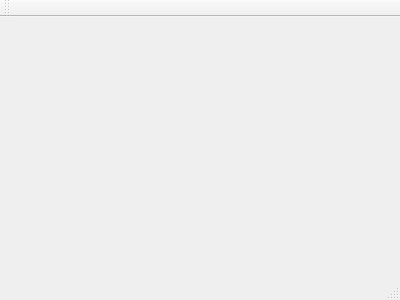
First picture: the form in app/src/cmainwindow.ui, repository VioletGiraffe/FasterThanSight, before the edit.
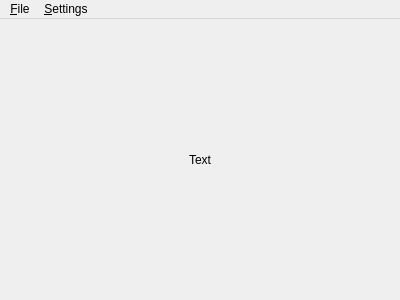
Second picture: the form after the edit.

```diff
--- a/app/src/cmainwindow.ui
+++ b/app/src/cmainwindow.ui
@@ -12,13 +12,65 @@
   <property name="windowTitle" >
    <string>CMainWindow</string>
   </property>
-  <widget class="QMenuBar" name="menuBar" />
-  <widget class="QToolBar" name="mainToolBar" />
-  <widget class="QWidget" name="centralWidget" />
-  <widget class="QStatusBar" name="statusBar" />
+  <widget class="QWidget" name="centralWidget">
+   <layout class="QVBoxLayout" name="verticalLayout">
+    <item>
+     <widget class="QLabel" name="_text">
+      <property name="text">
+       <string notr="true">Text</string>
+      </property>
+      <property name="alignment">
+       <set>Qt::AlignCenter</set>
+      </property>
+      <property name="textInteractionFlags">
+       <set>Qt::NoTextInteraction</set>
+      </property>
+     </widget>
+    </item>
+   </layout>
+  </widget>
+  <widget class="QMenuBar" name="menuBar">
+   <property name="geometry">
+    <rect>
+     <x>0</x>
+     <y>0</y>
+     <width>400</width>
+     <height>21</height>
+    </rect>
+   </property>
+   <widget class="QMenu" name="menuFile">
+    <property name="title">
+     <string>&amp;File</string>
+    </property>
+    <addaction name="actionOpen"/>
+   </widget>
+   <widget class="QMenu" name="menu_Settings">
+    <property name="title">
+     <string>&amp;Settings</string>
+    </property>
+    <addaction name="action_Font"/>
+   </widget>
+   <addaction name="menuFile"/>
+   <addaction name="menu_Settings"/>
+  </widget>
+  <action name="actionOpen">
+   <property name="text">
+    <string>&amp;Open...</string>
+   </property>
+   <property name="shortcut">
+    <string/>
+   </property>
+  </action>
+  <action name="action_Font">
+   <property name="text">
+    <string>&amp;Font...</string>
+   </property>
+   <property name="shortcut">
+    <string>Ctrl+Alt+F</string>
+   </property>
+  </action>
  </widget>
- <layoutDefault spacing="6" margin="11" />
- <pixmapfunction></pixmapfunction>
+ <layoutdefault spacing="6" margin="11"/>
  <resources/>
  <connections/>
 </ui>
```
Left out of the diff: 9 changed lines with no effect on the pictures.
